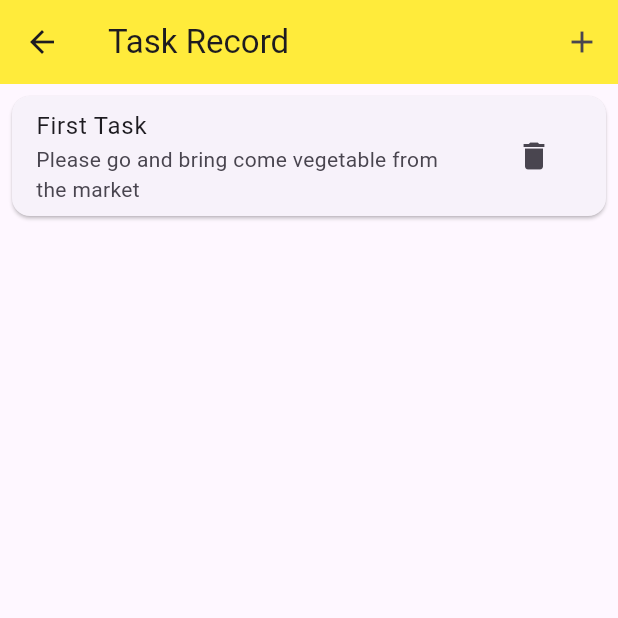
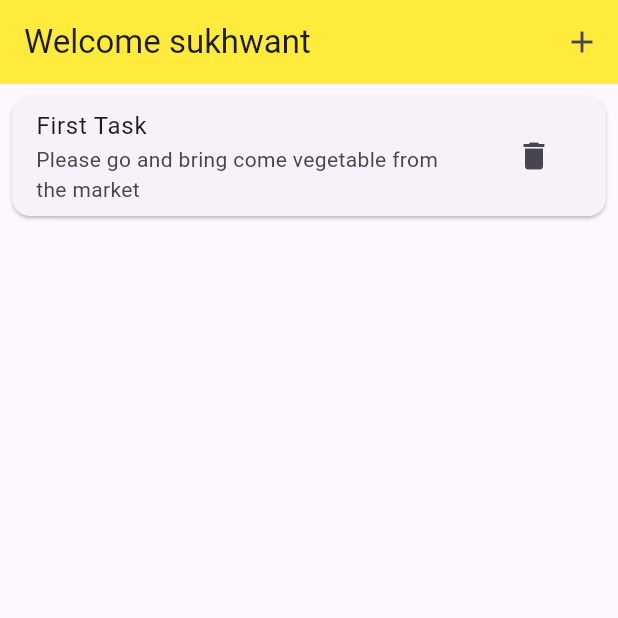
Before and after one commit to ashwanisohaan/todoapp, a Flutter app: the screen it shows after launch, on a phone screen of 412 x 824 dp, the top half of it. Run offline on Flutter 3.47's test engine with Material 3 defaults, Android fonts, the phone set to English and light mode, and no system bars; our stand-ins replace go_router, simple_circular_progress_bar.

Commit message:
go router
routing and single value passing

```diff
--- a/lib/main.dart
+++ b/lib/main.dart
@@ -1,7 +1,5 @@
 import 'package:flutter/material.dart';
 import 'package:todoapp/routing/app_routing.dart';
-import 'package:todoapp/screens/splash.dart';
-import 'package:todoapp/screens/tasklist_page.dart';
 
 void main() => runApp(const MyApp());
 
@@ -10,11 +8,12 @@ class MyApp extends StatelessWidget {
 
   @override
   Widget build(BuildContext context) {
-    return MaterialApp(
+    return MaterialApp.router(
+      routerConfig: goRouterConfig,
       debugShowCheckedModeBanner: false,
       title: 'ToDoApp',
-      initialRoute: AppRoutes.screenSplash,
-      routes: AppRoutes.routes,
+      //   initialRoute: AppRoutes.screenSplash,
+      //   routes: AppRoutes.routes,
     );
   }
 }
--- a/lib/routing/app_routing.dart
+++ b/lib/routing/app_routing.dart
@@ -1,6 +1,7 @@
 import 'package:todoapp/screens/addtask_page.dart';
 import 'package:todoapp/screens/splash.dart';
 import 'package:todoapp/screens/tasklist_page.dart';
+import 'package:go_router/go_router.dart';
 
 class AppRoutes {
   static const screenSplash = '/';
@@ -9,7 +10,31 @@ class AppRoutes {
 
   static var routes = {
     screenSplash: (context) => SplashScreen(),
-    screenTaskListing: (context) => MyList(),
-    screenAddTask: (context) => AddTask(addNewTask: () {}),
+    screenTaskListing: (context) => MyList(uniqueId: ''),
+    screenAddTask: (context) => AddTask(addNewTask: (a, b) {}),
   };
 }
+
+// GoRouter configuration
+final goRouterConfig = GoRouter(
+  initialLocation: AppRoutes.screenSplash,
+  routes: [
+    GoRoute(
+      path: AppRoutes.screenSplash,
+      builder: (context, state) => const SplashScreen(),
+    ),
+    GoRoute(
+      path: '${AppRoutes.screenTaskListing}/:uniqueId',
+      builder: (context, state) {
+        var uId = state.pathParameters['uniqueId']!;
+
+        return MyList(uniqueId: uId);
+      },
+    ),
+    GoRoute(
+      path: AppRoutes.screenAddTask,
+      builder: (context, state) => AddTask(addNewTask: (a, b) {}),
+    ),
+  ],
+  debugLogDiagnostics: true,
+);
--- a/lib/screens/addtask_page.dart
+++ b/lib/screens/addtask_page.dart
@@ -1,4 +1,7 @@
 import 'package:flutter/material.dart';
+import 'package:go_router/go_router.dart';
+import 'package:todoapp/routing/app_routing.dart';
+import 'package:todoapp/utility/utility.dart';
 
 class AddTask extends StatefulWidget {
   const AddTask({super.key, required this.addNewTask});
@@ -31,7 +34,6 @@ class _AddTaskState extends State<AddTask> {
               TextField(
                 controller: _textDescControler,
                 decoration: InputDecoration(labelText: 'Description'),
-
               ),
               SizedBox(height: 20),
               Row(
@@ -58,7 +60,7 @@ class _AddTaskState extends State<AddTask> {
                         _textTitleControler.text,
                         _textDescControler.text,
                       );
-                      Navigator.pop(context);
+                      context.pop();
                     },
                     child: Text('Save'),
                   ),
--- a/lib/screens/splash.dart
+++ b/lib/screens/splash.dart
@@ -1,4 +1,5 @@
 import 'package:flutter/material.dart';
+import 'package:go_router/go_router.dart';
 import 'package:simple_circular_progress_bar/simple_circular_progress_bar.dart';
 import 'package:todoapp/routing/app_routing.dart';
 
@@ -7,7 +8,8 @@ class SplashScreen extends StatelessWidget {
 
   void goToNext(BuildContext context) {
     Future.delayed(const Duration(seconds: 3), () {
-      Navigator.pushNamed(context, AppRoutes.screenTaskListing);
+      //  Navigator.pushNamed(context, AppRoutes.screenTaskListing);
+      context.go('${AppRoutes.screenTaskListing}/sukhwant');
     });
   }
 
--- a/lib/screens/tasklist_page.dart
+++ b/lib/screens/tasklist_page.dart
@@ -4,7 +4,9 @@ import 'package:todoapp/screens/addtask_page.dart';
 import 'package:todoapp/utility/utility.dart';
 
 class MyList extends StatefulWidget {
-  const MyList({super.key});
+  const MyList({required this.uniqueId, super.key});
+
+  final String uniqueId;
 
   @override
   State<MyList> createState() => _MyListState();
@@ -46,7 +48,7 @@ class _MyListState extends State<MyList> {
   Widget build(BuildContext context) {
     return Scaffold(
       appBar: AppBar(
-        title: Text('Task Record'),
+        title: Text('Welcome ${widget.uniqueId}'),
         actions: <Widget>[
           IconButton(onPressed: _showBottmSheet, icon: Icon(Icons.add)),
         ],
--- a/pubspec.yaml
+++ b/pubspec.yaml
@@ -36,6 +36,7 @@ dependencies:
   cupertino_icons: ^1.0.8
   simple_circular_progress_bar: ^1.0.2
   uuid: ^4.5.1
+  go_router: ^15.0.0
 
 dev_dependencies:
   flutter_test:
```
Also changed, not shown: pubspec.lock.
